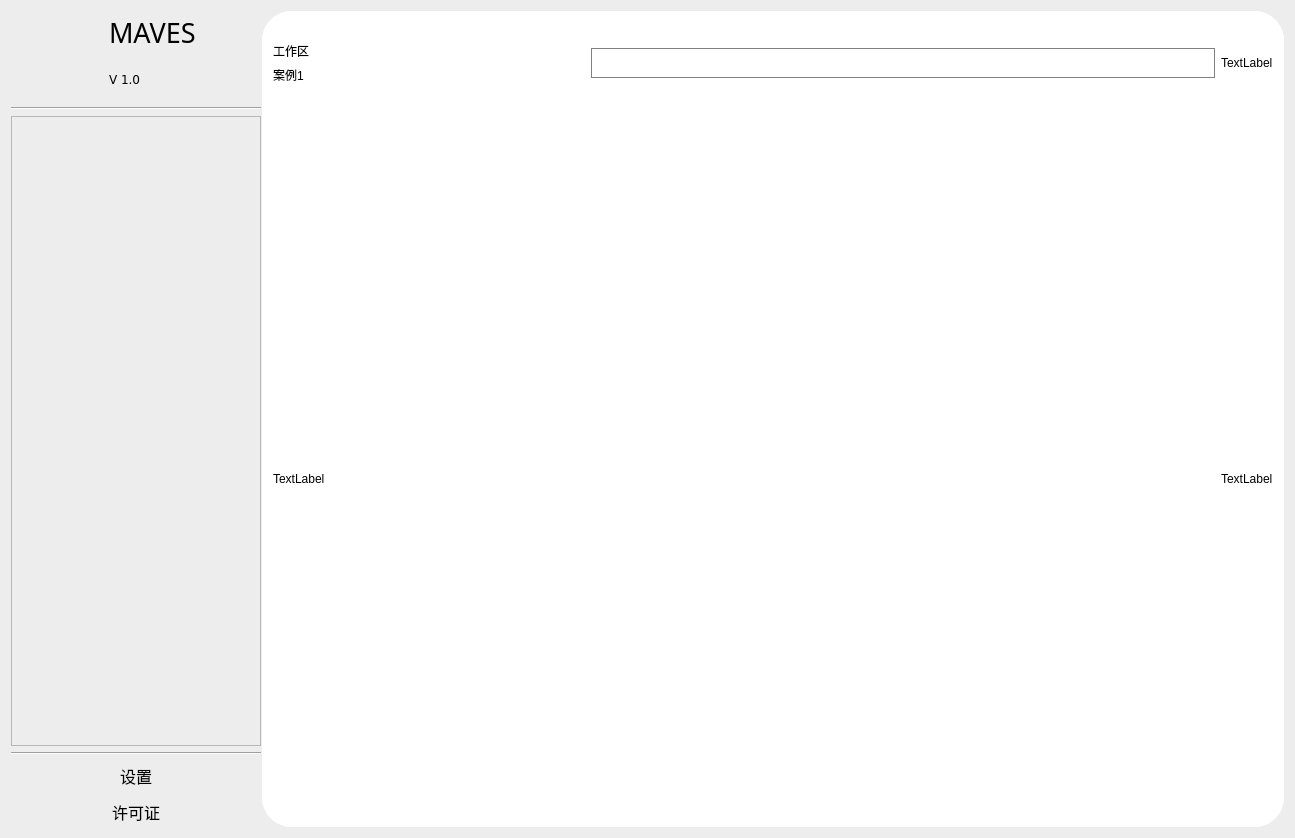
First picture: the form in src/WorkSpaceWindow.ui, repository Aiopr-bits/MAVES, before the edit.
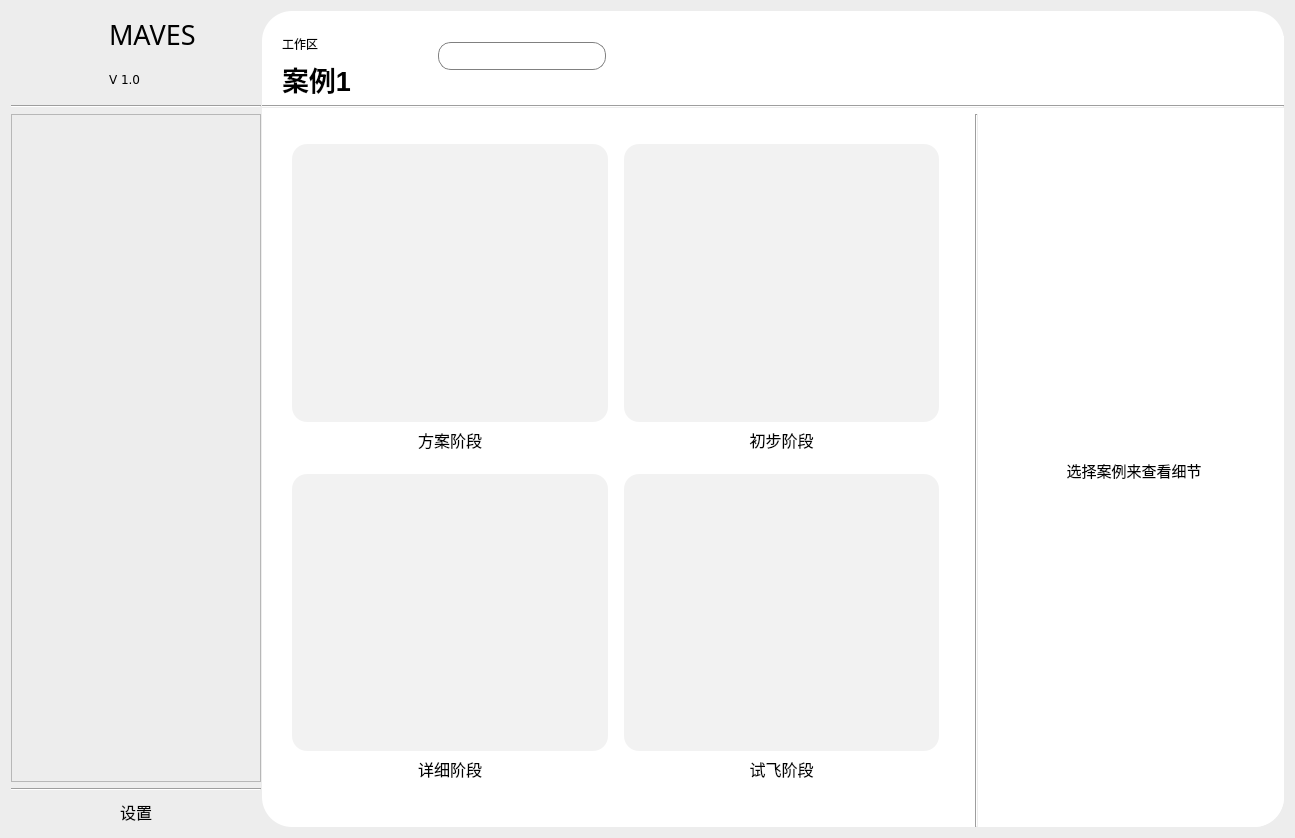
Second picture: the form after the edit. Icons and pictures are not drawn.

Commit message: feat:工作区界面和主界面布局调整

The edit to the form file:
```diff
--- a/src/WorkSpaceWindow.ui
+++ b/src/WorkSpaceWindow.ui
@@ -13,6 +13,12 @@
     <height>838</height>
    </rect>
   </property>
+  <property name="minimumSize">
+   <size>
+    <width>900</width>
+    <height>525</height>
+   </size>
+  </property>
   <property name="font">
    <font>
     <weight>50</weight>
@@ -26,7 +32,7 @@
    <property name="styleSheet">
     <string notr="true">background-color: rgb(237, 237, 237);</string>
    </property>
-   <layout class="QGridLayout" name="gridLayout">
+   <layout class="QGridLayout" name="gridLayout_2">
     <item row="0" column="0">
      <layout class="QHBoxLayout" name="horizontalLayout_3" stretch="2,0">
       <property name="spacing">
@@ -66,6 +72,9 @@
            </property>
            <item>
             <layout class="QHBoxLayout" name="horizontalLayout_4" stretch="3,5">
+             <property name="topMargin">
+              <number>2</number>
+             </property>
              <item>
               <widget class="QLabel" name="label_3">
                <property name="minimumSize">
@@ -128,6 +137,18 @@
                </item>
                <item>
                 <widget class="QLabel" name="label_2">
+                 <property name="minimumSize">
+                  <size>
+                   <width>0</width>
+                   <height>40</height>
+                  </size>
+                 </property>
+                 <property name="maximumSize">
+                  <size>
+                   <width>16777215</width>
+                   <height>40</height>
+                  </size>
+                 </property>
                  <property name="font">
                   <font>
                    <family>Verdana</family>
@@ -163,12 +184,13 @@
                 <string notr="true">
 /* 设置每个节点项的样式 */
 QTreeView::item {
-    height: 30px;
+    height: 25px;
     background-color: rgb(237, 237, 237);
     border: none; /* 移除边框 */
     border-radius: 10px; /* 设置圆角 */
     padding: 5px; /* 添加内边距 */
     color: black; /* 设置字体颜色为黑色 */
+	margin: 5px;
 }
 
 /* 设置鼠标悬停时的样式 */
@@ -244,47 +266,12 @@
                 <iconset>
                  <normaloff>../res/Settings.png</normaloff>../res/Settings.png</iconset>
                </property>
-              </widget>
-             </item>
-             <item>
-              <widget class="QPushButton" name="pushButton_2">
-               <property name="sizePolicy">
-                <sizepolicy hsizetype="Minimum" vsizetype="Fixed">
-                 <horstretch>0</horstretch>
-                 <verstretch>30</verstretch>
-                </sizepolicy>
-               </property>
-               <property name="minimumSize">
+               <property name="iconSize">
                 <size>
-                 <width>0</width>
-                 <height>30</height>
+                 <width>35</width>
+                 <height>35</height>
                 </size>
                </property>
-               <property name="font">
-                <font>
-                 <pointsize>12</pointsize>
-                 <weight>50</weight>
-                 <bold>false</bold>
-                </font>
-               </property>
-               <property name="styleSheet">
-                <string notr="true">QPushButton {
-    background-color: rgb(237, 237, 237);
-    border: none;
-	border-radius: 10px;
-}
-
-QPushButton:hover {
-    background-color: rgb(204, 204, 204);
-}</string>
-               </property>
-               <property name="text">
-                <string>许可证</string>
-               </property>
-               <property name="icon">
-                <iconset>
-                 <normaloff>../res/License.png</normaloff>../res/License.png</iconset>
-               </property>
               </widget>
              </item>
             </layout>
@@ -303,8 +290,7 @@
          </size>
         </property>
         <property name="styleSheet">
-         <string notr="true">QWidget {
-    border: none;                    /* 无边框 */
+         <string notr="true">QWidget #widget{
     border-radius: 30px;             /* 圆角半径为10像素 */
     background-color: white;         /* 背景颜色为白色 */
     padding: 0;                      /* 内边距为0 */
@@ -324,74 +310,126 @@
           <number>0</number>
          </property>
          <item>
-          <layout class="QVBoxLayout" name="verticalLayout_7" stretch="0,0,5">
+          <layout class="QVBoxLayout" name="verticalLayout_5" stretch="1,0,100">
            <item>
-            <widget class="QWidget" name="widget_3" native="true">
-             <layout class="QVBoxLayout" name="verticalLayout_6">
-              <item>
-               <layout class="QHBoxLayout" name="horizontalLayout_6" stretch="1,2,0">
-                <property name="topMargin">
-                 <number>20</number>
-                </property>
-                <property name="bottomMargin">
-                 <number>20</number>
-                </property>
-                <item>
-                 <layout class="QVBoxLayout" name="verticalLayout_8">
-                  <item>
-                   <widget class="QLabel" name="label_6">
-                    <property name="text">
-                     <string>工作区</string>
-                    </property>
-                   </widget>
-                  </item>
-                  <item>
-                   <widget class="QLabel" name="label_7">
-                    <property name="text">
-                     <string>案例1</string>
-                    </property>
-                    <property name="alignment">
-                     <set>Qt::AlignLeading|Qt::AlignLeft|Qt::AlignVCenter</set>
-                    </property>
-                   </widget>
-                  </item>
-                 </layout>
-                </item>
-                <item>
-                 <widget class="QTextEdit" name="textEdit">
-                  <property name="minimumSize">
-                   <size>
-                    <width>0</width>
-                    <height>30</height>
-                   </size>
-                  </property>
-                  <property name="maximumSize">
-                   <size>
-                    <width>16777215</width>
-                    <height>30</height>
-                   </size>
-                  </property>
-                  <property name="styleSheet">
-                   <string notr="true">QTextEdit {
-    border: 1px solid gray;        /* 灰色边框，1像素宽度 */
-    border-radius: 30px;           /* 圆角半径为10像素 */
-    background-color: white;       /* 白色背景 */
-    padding: 0;                     /* 内边距为0 */
+            <layout class="QHBoxLayout" name="horizontalLayout_6" stretch="2,2,8">
+             <property name="topMargin">
+              <number>2</number>
+             </property>
+             <property name="bottomMargin">
+              <number>0</number>
+             </property>
+             <item>
+              <layout class="QVBoxLayout" name="verticalLayout_8">
+               <property name="leftMargin">
+                <number>20</number>
+               </property>
+               <item>
+                <widget class="QLabel" name="label_6">
+                 <property name="minimumSize">
+                  <size>
+                   <width>150</width>
+                   <height>40</height>
+                  </size>
+                 </property>
+                 <property name="maximumSize">
+                  <size>
+                   <width>150</width>
+                   <height>40</height>
+                  </size>
+                 </property>
+                 <property name="styleSheet">
+                  <string notr="true">QLabel{
+    border-radius: 30px;             /* 圆角半径为10像素 */
+    background-color: white;         /* 背景颜色为白色 */
+    padding: 0;                      /* 内边距为0 */
 }</string>
-                  </property>
-                 </widget>
-                </item>
-                <item>
-                 <widget class="QLabel" name="label_8">
-                  <property name="text">
-                   <string>TextLabel</string>
-                  </property>
-                 </widget>
-                </item>
-               </layout>
-              </item>
-             </layout>
-            </widget>
+                 </property>
+                 <property name="text">
+                  <string>工作区</string>
+                 </property>
+                 <property name="alignment">
+                  <set>Qt::AlignBottom|Qt::AlignLeading|Qt::AlignLeft</set>
+                 </property>
+                </widget>
+               </item>
+               <item>
+                <widget class="QLabel" name="label_7">
+                 <property name="minimumSize">
+                  <size>
+                   <width>150</width>
+                   <height>40</height>
+                  </size>
+                 </property>
+                 <property name="maximumSize">
+                  <size>
+                   <width>150</width>
+                   <height>40</height>
+                  </size>
+                 </property>
+                 <property name="font">
+                  <font>
+                   <pointsize>20</pointsize>
+                   <weight>75</weight>
+                   <bold>true</bold>
+                  </font>
+                 </property>
+                 <property name="styleSheet">
+                  <string notr="true">QLabel{
+    border-radius: 30px;             /* 圆角半径为10像素 */
+    background-color: white;         /* 背景颜色为白色 */
+    padding: 0;                      /* 内边距为0 */
+}</string>
+                 </property>
+                 <property name="text">
+                  <string>案例1</string>
+                 </property>
+                 <property name="alignment">
+                  <set>Qt::AlignLeading|Qt::AlignLeft|Qt::AlignTop</set>
+                 </property>
+                </widget>
+               </item>
+              </layout>
+             </item>
+             <item>
+              <widget class="QLineEdit" name="lineEdit">
+               <property name="styleSheet">
+                <string notr="true">QLineEdit {
+    border: 1px solid gray; /* 设置边框颜色和宽度 */
+    border-radius: 13px; /* 设置圆角半径 */
+	background-color: white;       /* 白色背景 */
+    padding: 5px; /* 设置内边距 */
+}</string>
+               </property>
+              </widget>
+             </item>
+             <item>
+              <widget class="QLabel" name="label_8">
+               <property name="minimumSize">
+                <size>
+                 <width>0</width>
+                 <height>40</height>
+                </size>
+               </property>
+               <property name="maximumSize">
+                <size>
+                 <width>16777215</width>
+                 <height>40</height>
+                </size>
+               </property>
+               <property name="styleSheet">
+                <string notr="true">QLabel{
+    border-radius: 30px;             /* 圆角半径为10像素 */
+    background-color: white;         /* 背景颜色为白色 */
+    padding: 0;                      /* 内边距为0 */
+}</string>
+               </property>
+               <property name="text">
+                <string/>
+               </property>
+              </widget>
+             </item>
+            </layout>
            </item>
            <item>
             <widget class="Line" name="line_3">
@@ -401,19 +439,279 @@
             </widget>
            </item>
            <item>
-            <layout class="QHBoxLayout" name="horizontalLayout_5" stretch="4,2,0">
+            <layout class="QHBoxLayout" name="horizontalLayout_5" stretch="12,0,5">
              <item>
-              <widget class="QWidget" name="widget_4" native="true">
-               <layout class="QVBoxLayout" name="verticalLayout_4">
-                <item>
-                 <widget class="QLabel" name="label_4">
-                  <property name="text">
-                   <string>TextLabel</string>
-                  </property>
-                 </widget>
-                </item>
-               </layout>
-              </widget>
+              <layout class="QGridLayout" name="gridLayout">
+               <property name="leftMargin">
+                <number>30</number>
+               </property>
+               <property name="topMargin">
+                <number>30</number>
+               </property>
+               <property name="rightMargin">
+                <number>30</number>
+               </property>
+               <property name="bottomMargin">
+                <number>30</number>
+               </property>
+               <item row="2" column="2">
+                <widget class="QLabel" name="label_15">
+                 <property name="styleSheet">
+                  <string notr="true">QLabel{
+    border-radius: 15px;             
+	background-color: rgb(242, 242, 242);
+    padding: 0;                    
+}
+
+QLabel:hover {
+    background-color: rgb(209, 209, 209);
+}</string>
+                 </property>
+                 <property name="text">
+                  <string/>
+                 </property>
+                 <property name="alignment">
+                  <set>Qt::AlignCenter</set>
+                 </property>
+                </widget>
+               </item>
+               <item row="3" column="2">
+                <widget class="QLabel" name="label_14">
+                 <property name="minimumSize">
+                  <size>
+                   <width>0</width>
+                   <height>40</height>
+                  </size>
+                 </property>
+                 <property name="maximumSize">
+                  <size>
+                   <width>16777215</width>
+                   <height>40</height>
+                  </size>
+                 </property>
+                 <property name="font">
+                  <font>
+                   <pointsize>12</pointsize>
+                  </font>
+                 </property>
+                 <property name="styleSheet">
+                  <string notr="true">QLabel{
+    background-color: white;         /* 背景颜色为白色 */
+}</string>
+                 </property>
+                 <property name="text">
+                  <string>试飞阶段</string>
+                 </property>
+                 <property name="alignment">
+                  <set>Qt::AlignHCenter|Qt::AlignTop</set>
+                 </property>
+                </widget>
+               </item>
+               <item row="0" column="2">
+                <widget class="QLabel" name="label_10">
+                 <property name="minimumSize">
+                  <size>
+                   <width>0</width>
+                   <height>0</height>
+                  </size>
+                 </property>
+                 <property name="styleSheet">
+                  <string notr="true">QLabel{
+    border-radius: 15px;             
+	background-color: rgb(242, 242, 242);
+    padding: 0;                    
+}
+
+QLabel:hover {
+    background-color: rgb(209, 209, 209);
+}</string>
+                 </property>
+                 <property name="text">
+                  <string/>
+                 </property>
+                 <property name="alignment">
+                  <set>Qt::AlignCenter</set>
+                 </property>
+                </widget>
+               </item>
+               <item row="1" column="2">
+                <widget class="QLabel" name="label_11">
+                 <property name="minimumSize">
+                  <size>
+                   <width>0</width>
+                   <height>40</height>
+                  </size>
+                 </property>
+                 <property name="maximumSize">
+                  <size>
+                   <width>16777215</width>
+                   <height>40</height>
+                  </size>
+                 </property>
+                 <property name="font">
+                  <font>
+                   <pointsize>12</pointsize>
+                  </font>
+                 </property>
+                 <property name="styleSheet">
+                  <string notr="true">QLabel{
+    background-color: white;         /* 背景颜色为白色 */
+}</string>
+                 </property>
+                 <property name="text">
+                  <string>初步阶段</string>
+                 </property>
+                 <property name="alignment">
+                  <set>Qt::AlignHCenter|Qt::AlignTop</set>
+                 </property>
+                </widget>
+               </item>
+               <item row="2" column="0">
+                <widget class="QLabel" name="label_16">
+                 <property name="minimumSize">
+                  <size>
+                   <width>0</width>
+                   <height>0</height>
+                  </size>
+                 </property>
+                 <property name="styleSheet">
+                  <string notr="true">QLabel{
+    border-radius: 15px;             
+	background-color: rgb(242, 242, 242);
+    padding: 0;                    
+}
+
+QLabel:hover {
+    background-color: rgb(209, 209, 209);
+}</string>
+                 </property>
+                 <property name="text">
+                  <string/>
+                 </property>
+                 <property name="alignment">
+                  <set>Qt::AlignCenter</set>
+                 </property>
+                </widget>
+               </item>
+               <item row="1" column="0">
+                <widget class="QLabel" name="label_12">
+                 <property name="sizePolicy">
+                  <sizepolicy hsizetype="Preferred" vsizetype="Preferred">
+                   <horstretch>0</horstretch>
+                   <verstretch>0</verstretch>
+                  </sizepolicy>
+                 </property>
+                 <property name="minimumSize">
+                  <size>
+                   <width>0</width>
+                   <height>40</height>
+                  </size>
+                 </property>
+                 <property name="maximumSize">
+                  <size>
+                   <width>16777215</width>
+                   <height>40</height>
+                  </size>
+                 </property>
+                 <property name="font">
+                  <font>
+                   <pointsize>12</pointsize>
+                  </font>
+                 </property>
+                 <property name="styleSheet">
+                  <string notr="true">QLabel{
+    background-color: white;         /* 背景颜色为白色 */
+}</string>
+                 </property>
+                 <property name="text">
+                  <string>方案阶段</string>
+                 </property>
+                 <property name="alignment">
+                  <set>Qt::AlignHCenter|Qt::AlignTop</set>
+                 </property>
+                </widget>
+               </item>
+               <item row="3" column="0">
+                <widget class="QLabel" name="label_13">
+                 <property name="minimumSize">
+                  <size>
+                   <width>0</width>
+                   <height>40</height>
+                  </size>
+                 </property>
+                 <property name="maximumSize">
+                  <size>
+                   <width>16777215</width>
+                   <height>40</height>
+                  </size>
+                 </property>
+                 <property name="font">
+                  <font>
+                   <pointsize>12</pointsize>
+                  </font>
+                 </property>
+                 <property name="styleSheet">
+                  <string notr="true">QLabel{
+    background-color: white;         /* 背景颜色为白色 */
+}</string>
+                 </property>
+                 <property name="text">
+                  <string>详细阶段</string>
+                 </property>
+                 <property name="alignment">
+                  <set>Qt::AlignHCenter|Qt::AlignTop</set>
+                 </property>
+                </widget>
+               </item>
+               <item row="0" column="0">
+                <widget class="QLabel" name="label_9">
+                 <property name="minimumSize">
+                  <size>
+                   <width>0</width>
+                   <height>0</height>
+                  </size>
+                 </property>
+                 <property name="font">
+                  <font>
+                   <pointsize>7</pointsize>
+                  </font>
+                 </property>
+                 <property name="styleSheet">
+                  <string notr="true">QLabel{
+    border-radius: 15px;             
+	background-color: rgb(242, 242, 242);
+    padding: 0;                    
+}
+
+QLabel:hover {
+    background-color: rgb(209, 209, 209);
+}</string>
+                 </property>
+                 <property name="text">
+                  <string/>
+                 </property>
+                 <property name="alignment">
+                  <set>Qt::AlignCenter</set>
+                 </property>
+                </widget>
+               </item>
+               <item row="0" column="1">
+                <spacer name="horizontalSpacer">
+                 <property name="orientation">
+                  <enum>Qt::Horizontal</enum>
+                 </property>
+                 <property name="sizeType">
+                  <enum>QSizePolicy::Fixed</enum>
+                 </property>
+                 <property name="sizeHint" stdset="0">
+                  <size>
+                   <width>10</width>
+                   <height>20</height>
+                  </size>
+                 </property>
+                </spacer>
+               </item>
+              </layout>
              </item>
              <item>
               <widget class="Line" name="line_4">
@@ -423,16 +721,37 @@
               </widget>
              </item>
              <item>
-              <widget class="QWidget" name="widget_5" native="true">
-               <layout class="QVBoxLayout" name="verticalLayout_5">
-                <item>
-                 <widget class="QLabel" name="label_5">
-                  <property name="text">
-                   <string>TextLabel</string>
-                  </property>
-                 </widget>
-                </item>
-               </layout>
+              <widget class="QLabel" name="label_5">
+               <property name="minimumSize">
+                <size>
+                 <width>300</width>
+                 <height>0</height>
+                </size>
+               </property>
+               <property name="maximumSize">
+                <size>
+                 <width>300</width>
+                 <height>16777215</height>
+                </size>
+               </property>
+               <property name="font">
+                <font>
+                 <pointsize>11</pointsize>
+                </font>
+               </property>
+               <property name="styleSheet">
+                <string notr="true">QLabel{
+    border-radius: 30px;             /* 圆角半径为10像素 */
+    background-color: white;         /* 背景颜色为白色 */
+    padding: 0;                      /* 内边距为0 */
+}</string>
+               </property>
+               <property name="text">
+                <string>选择案例来查看细节</string>
+               </property>
+               <property name="alignment">
+                <set>Qt::AlignCenter</set>
+               </property>
               </widget>
              </item>
             </layout>
```
Left out of the diff: 5 changed lines with no effect on the pictures. The commit also changes 34 other files.
